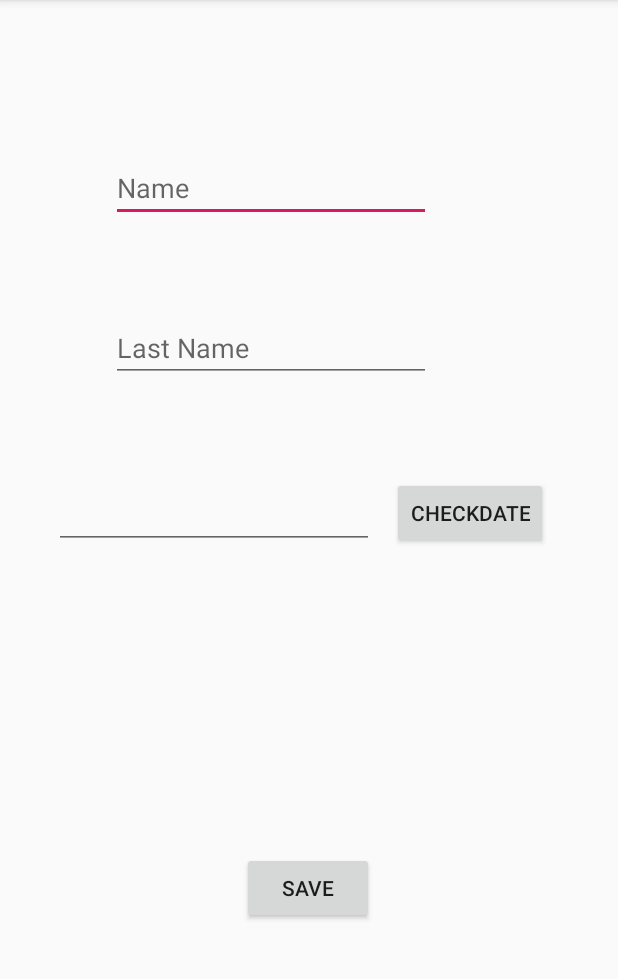
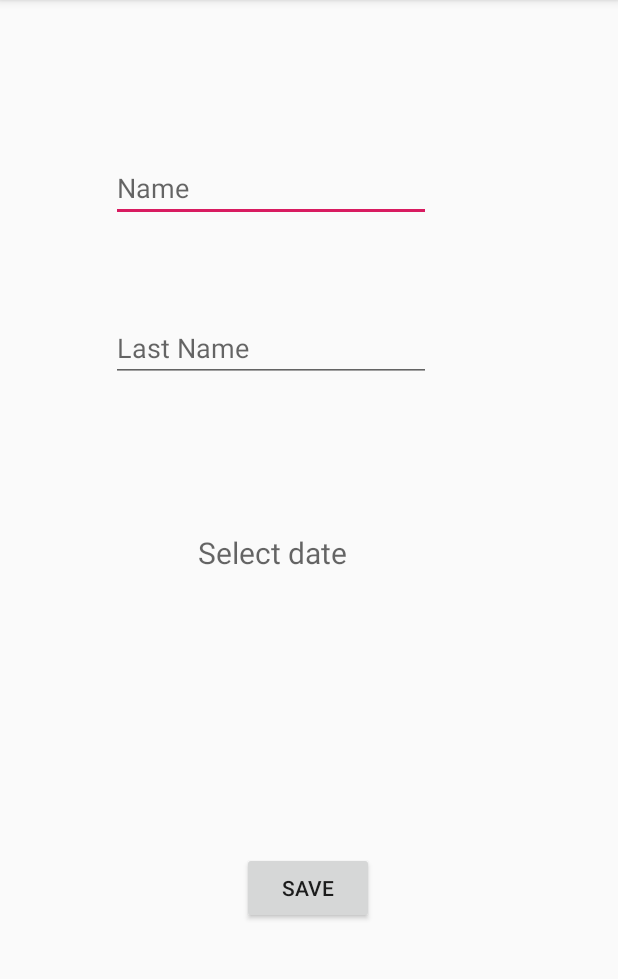
Before and after one commit to DanielAristy/DtoTransference, an Android app: the screen it shows after launch (MainActivity), on a phone screen of 412 x 824 dp, the part 84-1063 px from its top. Run offline under Robolectric (Android 15) with nearby library versions, the phone set to English and light mode, and no system bars.

```diff
--- a/app/build.gradle
+++ b/app/build.gradle
@@ -11,6 +11,12 @@ android {
         versionName "1.0"
         testInstrumentationRunner "androidx.test.runner.AndroidJUnitRunner"
     }
+
+    compileOptions {
+        sourceCompatibility JavaVersion.VERSION_1_8
+        targetCompatibility JavaVersion.VERSION_1_8
+    }
+
     buildTypes {
         release {
             minifyEnabled false
--- a/app/src/main/java/com/example/dtotransference/MainActivity.java
+++ b/app/src/main/java/com/example/dtotransference/MainActivity.java
@@ -1,37 +1,104 @@
 package com.example.dtotransference;
 
+import androidx.annotation.RequiresApi;
 import androidx.appcompat.app.AppCompatActivity;
-
+import android.app.DatePickerDialog;
 import android.content.Intent;
+import android.graphics.Color;
+import android.graphics.drawable.ColorDrawable;
+import android.os.Build;
 import android.os.Bundle;
 import android.util.Log;
 import android.view.View;
 import android.widget.DatePicker;
 import android.widget.EditText;
+import android.widget.TextView;
 import android.widget.Toast;
 
 import com.example.dto.PersonaDTO;
 
-import java.io.Serializable;
+import java.time.LocalDate;
+import java.time.Period;
+import java.time.format.DateTimeFormatter;
+import java.util.Calendar;
 
 public class MainActivity extends AppCompatActivity {
 
     EditText txtName;
     EditText txtLastName;
-    DatePicker date;
+    TextView date;
+    DatePickerDialog datePickerDialog;
+    DatePickerDialog.OnDateSetListener dateSetListener;
+    private static final String TAG = "MainActivity";
+
+
 
     @Override
     protected void onCreate(Bundle savedInstanceState) {
         super.onCreate(savedInstanceState);
         setContentView(R.layout.activity_main);
         onInitComponent();
+        createDate();
 
     }
 
-    private void onInitComponent() {
+    @RequiresApi(api = Build.VERSION_CODES.O)
+    public Boolean  validar(LocalDate localDate){
+        Boolean verificar = false;
 
-        txtName = findViewById(R.id.txtName);
-        txtLastName = findViewById(R.id.txtLastName);
+        DateTimeFormatter fmt = DateTimeFormatter.ofPattern("dd/MM/yyyy");
+        LocalDate ahora = LocalDate.now();
+
+        Period periodo = Period.between(localDate, ahora);
+
+        if (periodo.getYears() <18){
+            verificar= true;
+        }
+
+        return verificar;
+    }
+
+    private void createDate() {
+
+        date.setOnClickListener(new View.OnClickListener(){
+
+            int day, month, year;
+            @Override
+            public void onClick(View v) {
+                Calendar calendar = Calendar.getInstance();
+                day = calendar.get(Calendar.DAY_OF_MONTH);
+                month = calendar.get(Calendar.MONTH);
+                year = calendar.get(Calendar.YEAR);
+
+                datePickerDialog = new DatePickerDialog(
+                        MainActivity.this,
+                        android.R.style.Theme_Holo_Light_Dialog_MinWidth,
+                        dateSetListener,
+                        year,month,day);
+                datePickerDialog.getWindow().setBackgroundDrawable(new ColorDrawable(Color.TRANSPARENT));
+                datePickerDialog.show();
+            }
+        });
+
+        dateSetListener = new DatePickerDialog.OnDateSetListener() {
+            @RequiresApi(api = Build.VERSION_CODES.O)
+            @Override
+            public void onDateSet(DatePicker view, int year, int month, int day) {
+                month = month + 1;
+                Log.d(TAG, "onDateSet: mm/dd/yyyy: " + month + "/" + day + "/" + year);
+
+                String dates = month + "/" + day + "/" + year;
+                LocalDate local = LocalDate.of(year,month,day);
+
+                if (validar(local) == true) {
+                    Toast.makeText(getApplicationContext(),"Menor de Edad",Toast.LENGTH_SHORT).show();
+                }
+                else{
+                    date.setText(dates);
+                }
+
+            }
+        };
     }
 
     public void saveData(View view) {
@@ -42,16 +109,21 @@ public class MainActivity extends AppCompatActivity {
 
         Toast.makeText(getApplicationContext(),"saved",Toast.LENGTH_SHORT).show();
 
-
         Intent intent = new Intent(MainActivity.this,secondActivity.class);
 
         Bundle bundle = new Bundle();
         bundle.putSerializable("personaDto",personaDTO);
 
         intent.putExtras(bundle);
-
         startActivity(intent);
 
+    }
+
+    private void onInitComponent() {
+
+        txtName = findViewById(R.id.txtName);
+        txtLastName = findViewById(R.id.txtLastName);
+        date = findViewById(R.id.datePicker);
     }
 
     @Override
@@ -68,6 +140,7 @@ public class MainActivity extends AppCompatActivity {
         Log.d("->","onResume()");
         txtName.setText("");
         txtLastName.setText("");
+        date.setText("");
     }
 
     @Override
--- a/app/src/main/java/com/example/dtotransference/secondActivity.java
+++ b/app/src/main/java/com/example/dtotransference/secondActivity.java
@@ -15,6 +15,7 @@ public class secondActivity extends AppCompatActivity {
 
     TextView txtName;
     TextView txtLastName;
+    TextView date;
 
     @Override
     protected void onCreate(Bundle savedInstanceState) {
@@ -27,7 +28,6 @@ public class secondActivity extends AppCompatActivity {
         PersonaDTO personaDTO = (PersonaDTO) bundle.getSerializable("personaDto");
         txtName.setText(personaDTO.getName().toString());
         txtLastName.setText(personaDTO.getLastName().toString());
-
     }
 
     @Override
--- a/app/src/main/res/layout/activity_main.xml
+++ b/app/src/main/res/layout/activity_main.xml
@@ -5,18 +5,6 @@
     android:layout_width="match_parent"
     android:layout_height="match_parent"
     tools:context=".MainActivity">
-
-    <Button
-        android:id="@+id/btnDate"
-        android:layout_width="wrap_content"
-        android:layout_height="wrap_content"
-        android:text="@string/checkDate"
-        app:layout_constraintBottom_toBottomOf="parent"
-        app:layout_constraintEnd_toEndOf="parent"
-        app:layout_constraintHorizontal_bias="0.848"
-        app:layout_constraintStart_toStartOf="parent"
-        app:layout_constraintTop_toTopOf="parent"
-        app:layout_constraintVertical_bias="0.442" />
 
     <EditText
         android:id="@+id/txtName"
@@ -48,25 +36,12 @@
         app:layout_constraintTop_toBottomOf="@+id/txtName"
         app:layout_constraintVertical_bias="0.094" />
 
-    <EditText
-        android:id="@+id/date"
-        android:layout_width="wrap_content"
-        android:layout_height="wrap_content"
-        android:ems="10"
-        android:inputType="date"
-        app:layout_constraintBottom_toBottomOf="parent"
-        app:layout_constraintEnd_toEndOf="parent"
-        app:layout_constraintHorizontal_bias="0.181"
-        app:layout_constraintStart_toStartOf="parent"
-        app:layout_constraintTop_toTopOf="parent"
-        app:layout_constraintVertical_bias="0.444" />
-
     <Button
         android:id="@+id/btnSave"
         android:layout_width="wrap_content"
         android:layout_height="wrap_content"
+        android:onClick="saveData"
         android:text="@string/Save"
-        android:onClick="saveData"
         app:layout_constraintBottom_toBottomOf="parent"
         app:layout_constraintEnd_toEndOf="parent"
         app:layout_constraintHorizontal_bias="0.498"
@@ -74,5 +49,20 @@
         app:layout_constraintTop_toTopOf="parent"
         app:layout_constraintVertical_bias="0.789" />
 
+    <TextView
+        android:id="@+id/datePicker"
+        android:layout_width="100dp"
+        android:layout_height="50dp"
+        android:layout_marginStart="155dp"
+        android:layout_marginEnd="198dp"
+        android:hint="Select date"
+        android:textSize="20dp"
+        app:layout_constraintBottom_toBottomOf="parent"
+        app:layout_constraintEnd_toEndOf="parent"
+        app:layout_constraintHorizontal_bias="0.571"
+        app:layout_constraintStart_toStartOf="parent"
+        app:layout_constraintTop_toBottomOf="@+id/txtLastName"
+        app:layout_constraintVertical_bias="0.216" />
+
 
 </androidx.constraintlayout.widget.ConstraintLayout>
```
Also changed, not shown: app/src/main/java/com/example/dto/PersonaDTO.java (+4 -6 lines), app/src/main/res/layout/activity_second.xml (+9 -8 lines).
